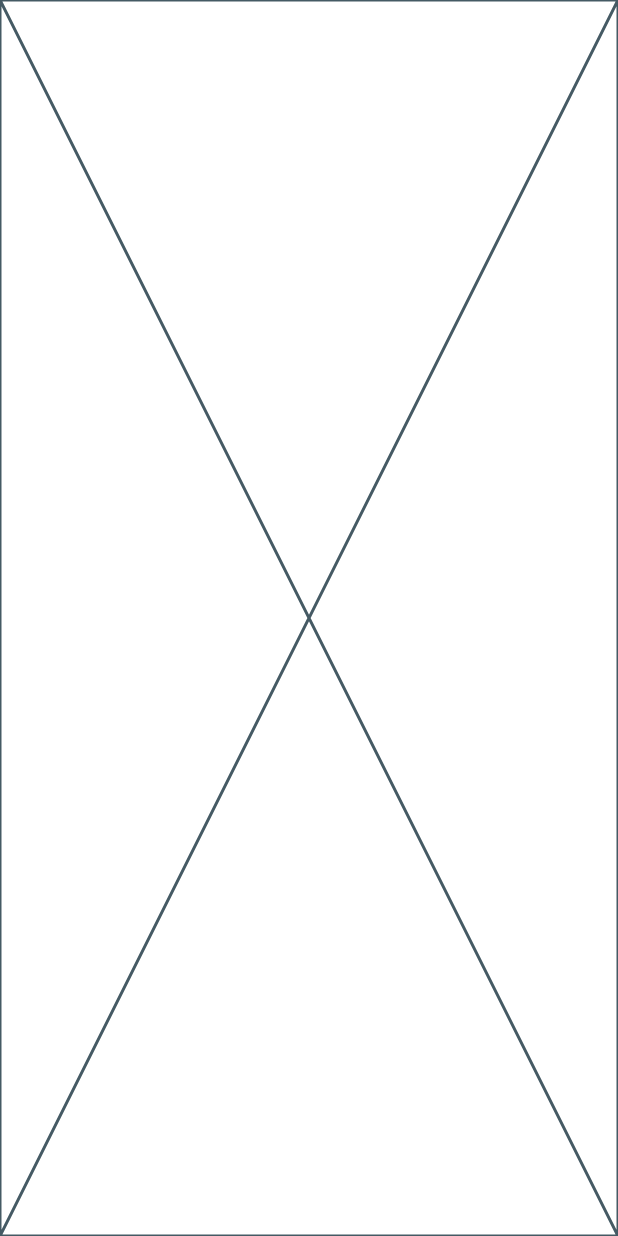
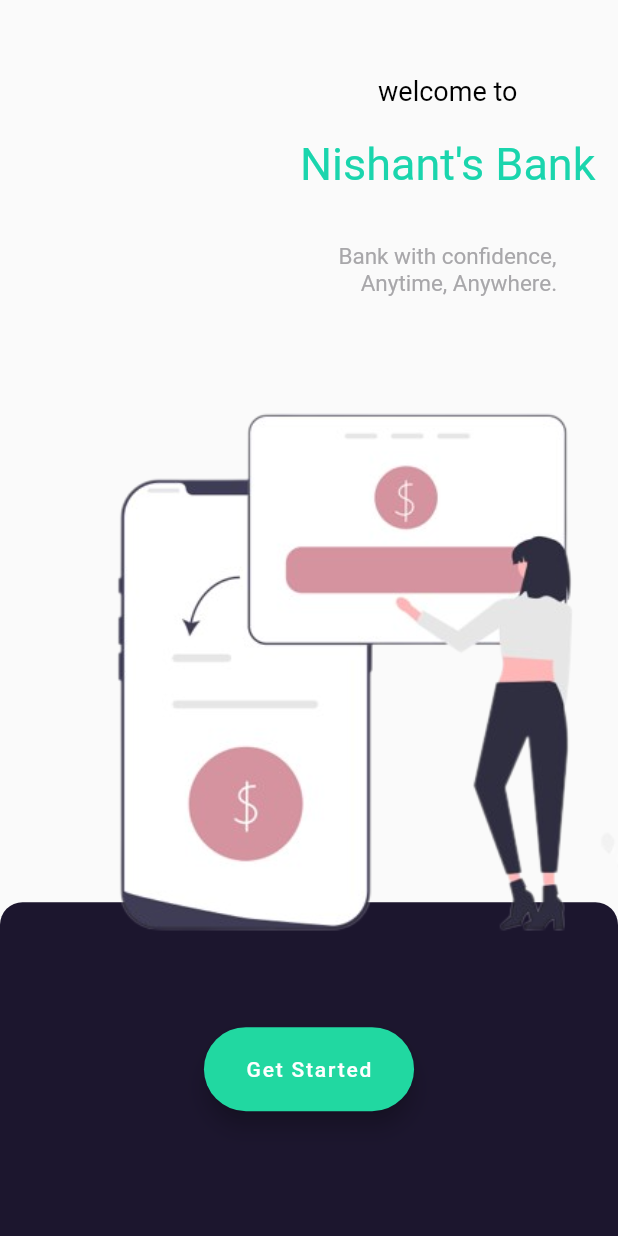
Before and after one commit to nishant-nez/Banking-App, a Flutter app: the screen it shows after launch, on a phone screen of 412 x 824 dp. Run offline on Flutter 3.47's test engine with Material 2 defaults, Android fonts, the phone set to English and light mode, and no system bars.

Commit message:
updated get started page

```diff
--- a/lib/pages/get_started.dart
+++ b/lib/pages/get_started.dart
@@ -6,6 +6,93 @@ class GetStarted extends StatelessWidget {
 
   @override
   Widget build(BuildContext context) {
-    return const Placeholder();
+    final screenWidth = MediaQuery.of(context).size.width;
+    final screenHeight = MediaQuery.of(context).size.height;
+    return Scaffold(
+      // backgroundColor: Colo,
+      body: SafeArea(
+        child: Stack(
+          children: [
+            Positioned(
+              top: 50,
+              right: 15,
+              child: Column(
+                // crossAxisAlignment: CrossAxisAlignment.values.single,
+                children: const [
+                  Text(
+                    'welcome to\n',
+                    style: TextStyle(
+                      fontSize: 18,
+                      color: Colors.black,
+                    ),
+                  ),
+                  // SizedBox(height: 0),
+                  // Container(height: 5, padding: EdgeInsets.zero,),
+                  Text(
+                    'Nishant\'s Bank\n',
+                    style: TextStyle(
+                      fontSize: 30,
+                      // color: Color(0x1ad5ad),
+                      color: Color.fromRGBO(26, 213, 173, 1),
+                    ),
+                  ),
+                  // Container(height: 5, padding: EdgeInsets.zero,),
+                  Text(
+                    'Bank with confidence,\n    Anytime, Anywhere.',
+                    style: TextStyle(
+                      fontSize: 15,
+                      color: Color.fromRGBO(168, 167, 170, 1),
+                    ),
+                  ),
+                  // Text('Anytime, Anywhere.\n'),
+                ],
+              ),
+            ),
+            Positioned(
+              bottom: 0,
+              child: Container(
+                width: screenWidth,
+                height: screenHeight * 0.27,
+                decoration: const BoxDecoration(
+                  color: Color.fromRGBO(28, 22, 46, 1),
+                  borderRadius: BorderRadius.only(
+                    topLeft: Radius.circular(15),
+                    topRight: Radius.circular(15),
+                  ),
+                ),
+                child: Align(
+                  alignment: Alignment.center,
+                  child: SizedBox(
+                    width: screenWidth * 0.34,
+                    child: FloatingActionButton(
+                      backgroundColor: const Color.fromRGBO(33, 216, 161, 1),
+                      shape: RoundedRectangleBorder(borderRadius: BorderRadius.circular(30)),
+                      onPressed: () {
+                        Navigator.push(
+                          context,
+                          MaterialPageRoute(
+                            builder: (context) => Login(),
+                          ),
+                        );
+                      },
+                      child: const Text('Get Started'),
+                    ),
+                  ),
+                ),
+              ),
+            ),
+            Positioned(
+              // right: 0.00001,
+              left: 0.1,
+              bottom: screenHeight * 0.184,
+              child: Image(
+                image: const AssetImage('assets/images/startup.png'),
+                width: screenWidth * 1.25,
+              ),
+            ),
+          ],
+        ),
+      ),
+    );
   }
 }
```
